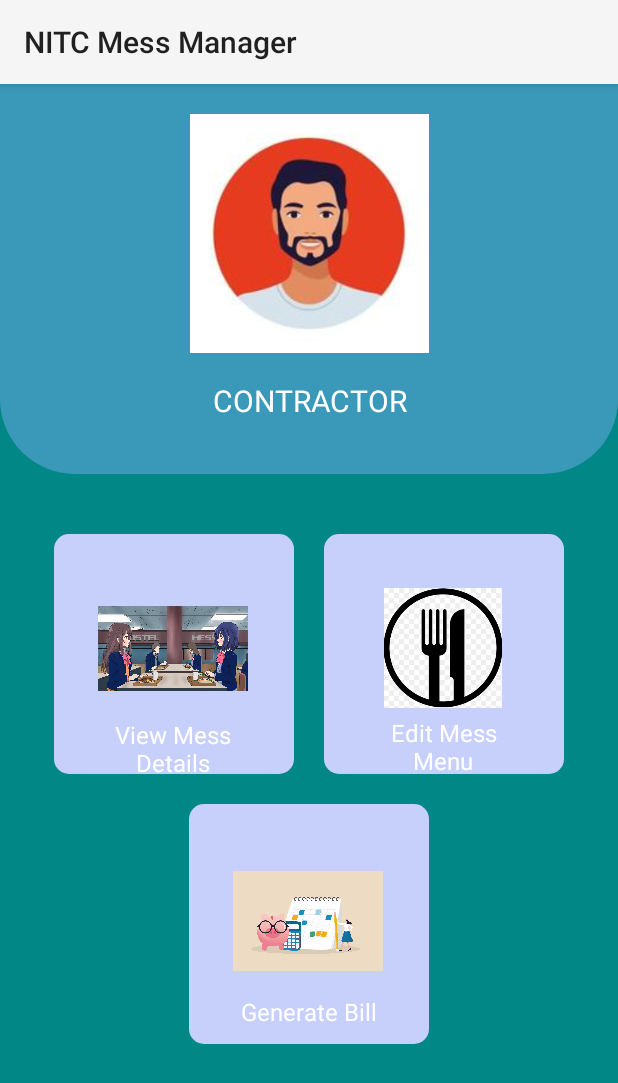
After one commit to prasant7978/NITC-Mess-Manager, an Android app: the ContractorDashboard screen opened directly, with no data from a screen before it, on a phone screen of 412 x 824 dp. The commit adds this screen. Shown: the top 1083 px of the screen. Run offline under Robolectric (Android 15) with nearby library versions, the phone set to English and light mode, and no system bars.

Commit message:
Added Contractor Dashboard Design

```diff
--- a/app/src/main/AndroidManifest.xml
+++ b/app/src/main/AndroidManifest.xml
@@ -13,6 +13,9 @@
         android:supportsRtl="true"
         android:theme="@style/Theme.NITCMessManager"
         tools:targetApi="31">
+        <activity
+            android:name=".ContractorDashboard"
+            android:exported="false" />
         <activity
             android:name=".AdminDashboard"
             android:exported="false" />
--- /dev/null
+++ b/app/src/main/java/com/nitc/nitcmessmanager/ContractorDashboard.kt
@@ -0,0 +1,11 @@
+package com.nitc.nitcmessmanager
+
+import androidx.appcompat.app.AppCompatActivity
+import android.os.Bundle
+
+class ContractorDashboard : AppCompatActivity() {
+    override fun onCreate(savedInstanceState: Bundle?) {
+        super.onCreate(savedInstanceState)
+        setContentView(R.layout.activity_contractor_dashboard)
+    }
+}
--- /dev/null
+++ b/app/src/main/res/layout/activity_contractor_dashboard.xml
@@ -0,0 +1,154 @@
+<?xml version="1.0" encoding="utf-8"?>
+<LinearLayout xmlns:android="http://schemas.android.com/apk/res/android"
+xmlns:app="http://schemas.android.com/apk/res-auto"
+xmlns:tools="http://schemas.android.com/tools"
+android:layout_width="match_parent"
+android:layout_height="match_parent"
+android:background="@color/teal_700"
+android:orientation="vertical"
+tools:context=".ContractorDashboard">
+
+    <LinearLayout
+        android:layout_width="match_parent"
+        android:layout_height="260dp"
+        android:background="@drawable/background_top"
+        android:orientation="vertical">
+
+        <ImageView
+            android:id="@+id/imageViewContractorImage"
+            android:layout_width="match_parent"
+            android:layout_height="159dp"
+            android:layout_marginTop="20dp"
+            app:srcCompat="@drawable/avatar" />
+
+        <TextView
+            android:id="@+id/textViewContractorName"
+            android:layout_width="152dp"
+            android:layout_height="33dp"
+            android:layout_marginLeft="130dp"
+            android:layout_marginTop="15dp"
+            android:gravity="center"
+            android:text="CONTRACTOR"
+            android:textColor="@color/white"
+            android:textSize="20sp" />
+    </LinearLayout>
+
+    <LinearLayout
+        android:layout_width="wrap_content"
+        android:layout_height="wrap_content"
+        android:layout_gravity="center"
+        android:layout_marginTop="30dp"
+        android:orientation="horizontal">
+
+        <androidx.constraintlayout.widget.ConstraintLayout
+            android:layout_width="160dp"
+            android:layout_height="160dp"
+            android:layout_margin="10dp"
+            android:background="@drawable/background_card">
+
+            <ImageView
+                android:id="@+id/imageViewMessDetails"
+                android:layout_width="100dp"
+                android:layout_height="90dp"
+                android:layout_marginStart="24dp"
+                android:layout_marginTop="5dp"
+                android:layout_marginEnd="26dp"
+                android:layout_marginBottom="13dp"
+                app:layout_constraintBottom_toBottomOf="parent"
+                app:layout_constraintEnd_toEndOf="parent"
+                app:layout_constraintStart_toStartOf="parent"
+                app:layout_constraintTop_toTopOf="parent"
+                app:srcCompat="@drawable/mess_img" />
+
+            <TextView
+                android:id="@+id/textViewMessDetails"
+                android:layout_width="97dp"
+                android:layout_height="37dp"
+                android:layout_marginTop="1dp"
+                android:gravity="center"
+                android:text="View Mess Details"
+                android:textColor="@color/white"
+                android:textSize="16sp"
+                app:layout_constraintEnd_toEndOf="@+id/imageViewMessDetails"
+                app:layout_constraintStart_toStartOf="@+id/imageViewMessDetails"
+                app:layout_constraintTop_toBottomOf="@+id/imageViewMessDetails" />
+
+        </androidx.constraintlayout.widget.ConstraintLayout>
+
+        <androidx.constraintlayout.widget.ConstraintLayout
+            android:layout_width="160dp"
+            android:layout_height="160dp"
+            android:layout_margin="10dp"
+            android:background="@drawable/background_card">
+
+            <ImageView
+                android:id="@+id/imageViewEditMessMenu"
+                android:layout_width="100dp"
+                android:layout_height="80dp"
+                android:layout_marginStart="24dp"
+                android:layout_marginTop="5dp"
+                android:layout_marginEnd="26dp"
+                android:layout_marginBottom="13dp"
+                app:layout_constraintBottom_toBottomOf="parent"
+                app:layout_constraintEnd_toEndOf="parent"
+                app:layout_constraintStart_toStartOf="parent"
+                app:layout_constraintTop_toTopOf="parent"
+                app:srcCompat="@drawable/messmenu" />
+
+            <TextView
+                android:id="@+id/textViewMessMenu"
+                android:layout_width="92dp"
+                android:layout_height="37dp"
+                android:layout_marginTop="5dp"
+                android:gravity="center"
+                android:text="Edit Mess Menu"
+                android:textColor="@color/white"
+                android:textSize="16sp"
+                app:layout_constraintEnd_toEndOf="@+id/imageViewEditMessMenu"
+                app:layout_constraintStart_toStartOf="@+id/imageViewEditMessMenu"
+                app:layout_constraintTop_toBottomOf="@+id/imageViewEditMessMenu" />
+        </androidx.constraintlayout.widget.ConstraintLayout>
+    </LinearLayout>
+
+    <LinearLayout
+        android:layout_width="wrap_content"
+        android:layout_height="wrap_content"
+        android:layout_gravity="center"
+        android:orientation="horizontal">
+
+        <androidx.constraintlayout.widget.ConstraintLayout
+            android:layout_width="160dp"
+            android:layout_height="160dp"
+            android:layout_gravity="center"
+            android:layout_margin="10dp"
+            android:background="@drawable/background_card">
+
+            <ImageView
+                android:id="@+id/imageViewGenerateBill"
+                android:layout_width="100dp"
+                android:layout_height="90dp"
+                android:layout_marginStart="24dp"
+                android:layout_marginTop="7dp"
+                android:layout_marginEnd="26dp"
+                android:layout_marginBottom="12dp"
+                app:layout_constraintBottom_toBottomOf="parent"
+                app:layout_constraintEnd_toEndOf="parent"
+                app:layout_constraintStart_toStartOf="parent"
+                app:layout_constraintTop_toTopOf="parent"
+                app:srcCompat="@drawable/bill" />
+
+            <TextView
+                android:id="@+id/textViewGenerateBill"
+                android:layout_width="97dp"
+                android:layout_height="25dp"
+                android:layout_marginTop="3dp"
+                android:gravity="center"
+                android:text="Generate Bill"
+                android:textColor="@color/white"
+                android:textSize="16sp"
+                app:layout_constraintEnd_toEndOf="@+id/imageViewGenerateBill"
+                app:layout_constraintStart_toStartOf="@+id/imageViewGenerateBill"
+                app:layout_constraintTop_toBottomOf="@+id/imageViewGenerateBill" />
+        </androidx.constraintlayout.widget.ConstraintLayout>
+    </LinearLayout>
+</LinearLayout>
--- a/app/src/main/res/layout/activity_forgot_password.xml
+++ b/app/src/main/res/layout/activity_forgot_password.xml
@@ -7,7 +7,7 @@
     tools:context=".ForgotPasswordActivity">
 
     <ImageView
-        android:id="@+id/imageView"
+        android:id="@+id/imageViewStudentImage"
         android:layout_width="wrap_content"
         android:layout_height="350dp"
         android:layout_marginTop="20dp"
@@ -27,7 +27,7 @@
         app:layout_constraintEnd_toEndOf="parent"
         app:layout_constraintHorizontal_bias="0.5"
         app:layout_constraintStart_toStartOf="parent"
-        app:layout_constraintTop_toBottomOf="@+id/imageView"
+        app:layout_constraintTop_toBottomOf="@+id/imageViewStudentImage"
         app:startIconDrawable="@drawable/icon_email">
 
         <com.google.android.material.textfield.TextInputEditText
--- a/app/src/main/res/layout/activity_login.xml
+++ b/app/src/main/res/layout/activity_login.xml
@@ -8,7 +8,7 @@
     tools:context=".LoginActivity">
 
     <ImageView
-        android:id="@+id/imageView2"
+        android:id="@+id/imageViewProfile"
         android:layout_width="wrap_content"
         android:layout_height="300dp"
         android:scaleType="centerCrop"
@@ -30,7 +30,7 @@
         app:layout_constraintEnd_toEndOf="parent"
         app:layout_constraintHorizontal_bias="0.5"
         app:layout_constraintStart_toStartOf="parent"
-        app:layout_constraintTop_toTopOf="@id/imageView2">
+        app:layout_constraintTop_toTopOf="@id/imageViewProfile">
 
         <Spinner
             android:id="@+id/spinner"
```
Also changed, not shown: app/src/main/res/layout/activity_admin_dashboard.xml (+22 -22 lines), app/src/main/res/layout/activity_student_dashboard.xml (+25 -25 lines).
